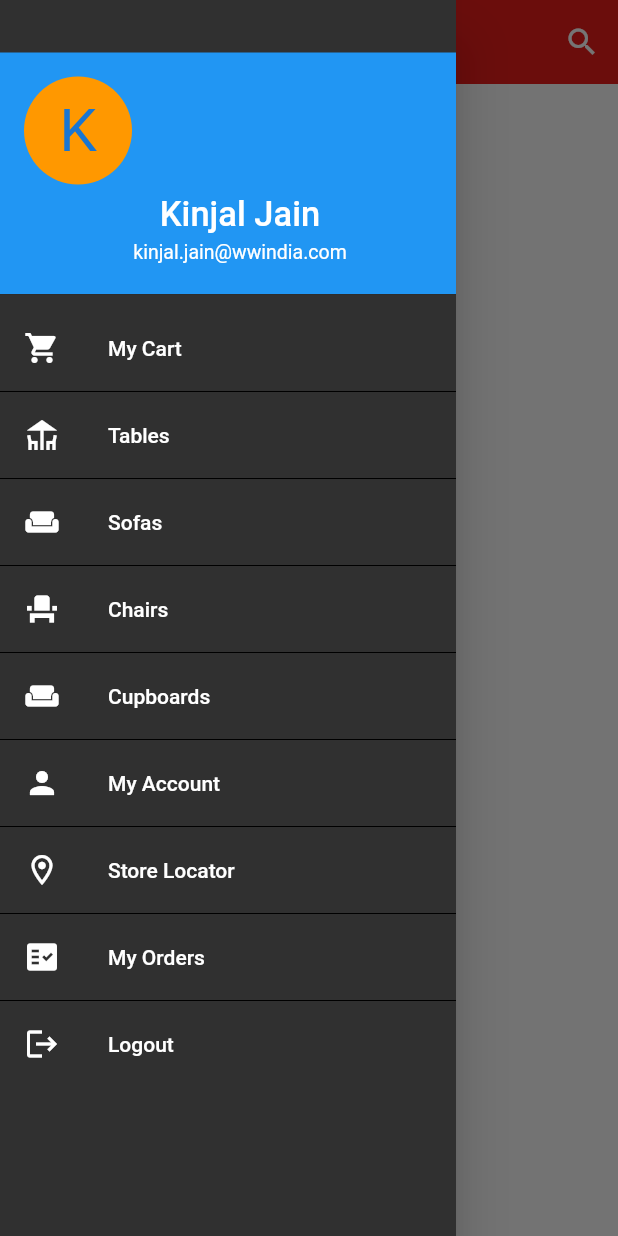
After one commit to sawantmohit25/Neostore, a Flutter app: the HomeScreen screen opened directly, with the side drawer open, on a phone screen of 412 x 824 dp. The commit adds this screen. Run offline on Flutter 3.47's test engine with Material 2 defaults, Android fonts, the phone set to English and light mode, and no system bars; accounts and stored records are empty.

Commit message:
Forgot Password Screen and Home Screen added

```diff
--- /dev/null
+++ b/lib/Screens/home_screen.dart
@@ -0,0 +1,122 @@
+import 'package:flutter/material.dart';
+class HomeScreen extends StatefulWidget {
+  @override
+  _HomeScreenState createState() => _HomeScreenState();
+}
+
+class _HomeScreenState extends State<HomeScreen> {
+  Color myHexColor1 = Color(0xfffe3f3f);
+  Color myHexColor = Color(0xffe91c1a);
+  @override
+  Widget build(BuildContext context) {
+    return Scaffold(
+      appBar: AppBar(
+        title: Text('NeoSTORE'),
+        centerTitle: true,
+        elevation: 0.0,
+        backgroundColor:myHexColor,
+        actions: <Widget>[
+          IconButton(
+            onPressed: () {},
+            icon:Icon(Icons.search),
+          ),
+        ],
+      ),
+      drawer: Drawer(
+        child: Container(
+          color: Colors.grey[850],
+          child: ListView(
+            // Important: Remove any padding from the ListView.
+            padding: EdgeInsets.zero,
+            children: <Widget>[
+              SizedBox(height:35.0),
+              Theme(
+                  data:ThemeData.light().copyWith(
+                      primaryColor: Colors.grey[850],
+                  ),
+                    child: UserAccountsDrawerHeader(
+                  accountName: Row(
+                    mainAxisAlignment: MainAxisAlignment.center,
+                    children: [
+                      Text("Kinjal Jain",style: TextStyle(fontSize: 23.0),),
+                    ],
+                  ),
+                  accountEmail: Row(mainAxisAlignment:MainAxisAlignment.center,children:[Text("kinjal.jain@wwindia.com",style: TextStyle(fontSize: 13.0),)] ),
+                  currentAccountPicture: CircleAvatar(
+                    backgroundColor: Colors.orange,
+                    child: Text(
+                      "K",
+                      style: TextStyle(fontSize: 40.0),
+                    ),
+                  ),
+                ),
+              ),
+              ListTile(
+                leading: Icon(Icons.shopping_cart,color: Colors.white,), title: Text("My Cart",style: TextStyle(color: Colors.white),),
+                onTap: () {
+                  Navigator.pop(context);
+                },
+              ),
+              Divider(color: Colors.black,height: 2.0,),
+              ListTile(
+                leading: Icon(Icons.deck,color: Colors.white,), title: Text("Tables",style: TextStyle(color: Colors.white),),
+                onTap: () {
+                  Navigator.pop(context);
+                },
+              ),
+              Divider(color: Colors.black,height: 2.0,),
+              ListTile(
+                leading: Icon(Icons.weekend,color: Colors.white,), title: Text("Sofas",style: TextStyle(color: Colors.white),),
+                onTap: () {
+                  Navigator.pop(context);
+                },
+              ),
+              Divider(color: Colors.black,height: 2.0,),
+              ListTile(
+                leading: Icon(Icons.event_seat,color: Colors.white,), title: Text("Chairs",style: TextStyle(color: Colors.white),),
+                onTap: () {
+                  Navigator.pop(context);
+                },
+              ),
+              Divider(color: Colors.black,height: 2.0,),
+              ListTile(
+                leading: Icon(Icons.weekend,color: Colors.white,), title: Text("Cupboards",style: TextStyle(color: Colors.white),),
+                onTap: () {
+                  Navigator.pop(context);
+                },
+              ),
+              Divider(color: Colors.black,height: 2.0,),
+              ListTile(
+                leading: Icon(Icons.person,color: Colors.white,), title: Text("My Account",style: TextStyle(color: Colors.white),),
+                onTap: () {
+                  Navigator.pop(context);
+                },
+              ),
+              Divider(color: Colors.black,height: 2.0,),
+              ListTile(
+                leading: Icon(Icons.location_on_outlined,color: Colors.white,), title: Text("Store Locator",style: TextStyle(color: Colors.white),),
+                onTap: () {
+                  Navigator.pop(context);
+                },
+              ),
+              Divider(color: Colors.black,height: 2.0,),
+              ListTile(
+                leading: Icon(Icons.fact_check,color: Colors.white,), title: Text("My Orders",style: TextStyle(color: Colors.white),),
+                onTap: () {
+                  Navigator.pop(context);
+                },
+              ),
+              Divider(color: Colors.black,height: 2.0,),
+              ListTile(
+                leading: Icon(Icons.logout,color: Colors.white,), title: Text("Logout",style: TextStyle(color: Colors.white),),
+                onTap: () {
+                  Navigator.pop(context);
+                },
+              ),
+            ],
+          ),
+        ),
+      ),
+    ) ;
+  }
+}
--- a/lib/Screens/register.dart
+++ b/lib/Screens/register.dart
@@ -22,6 +22,7 @@ Future<UserModel> postData(String firstName,String lastName,String email,String
   }
   else{
     print('NULL value passing');
+    print(response.statusCode);
     return null;
   }
 }
```
Also changed, not shown: lib/Screens/forgot_password.dart (added, +94 -0 lines), lib/Screens/login.dart (+34 -14 lines), lib/constants.dart (+2 -5 lines), lib/user_model.dart (deleted).
